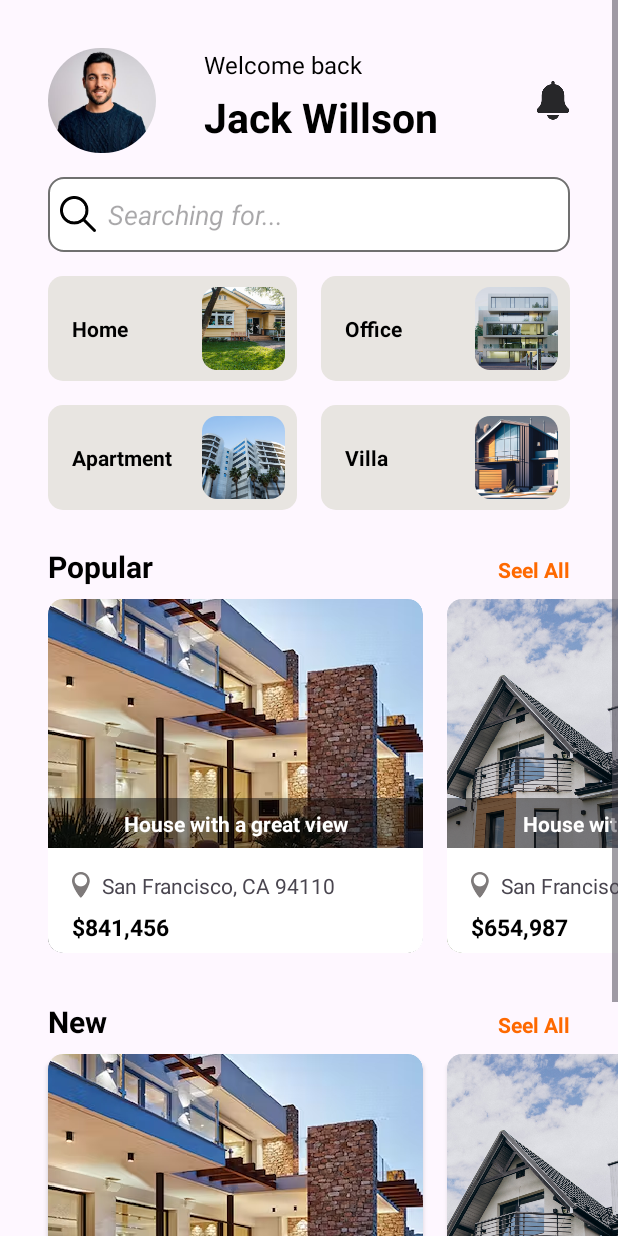
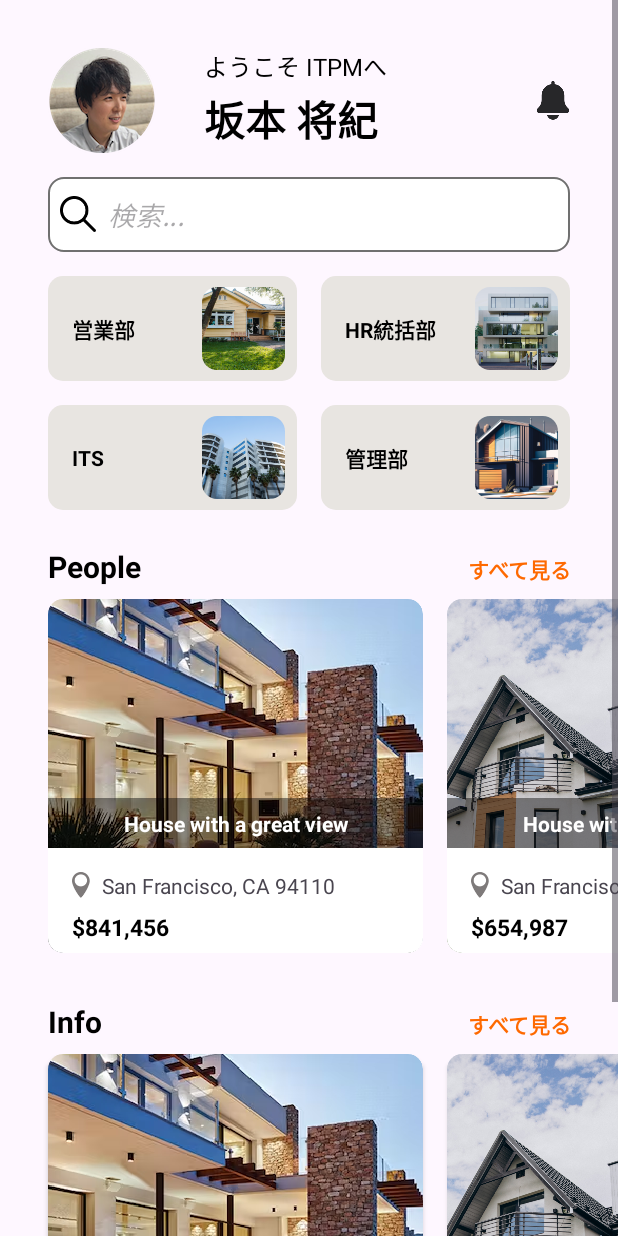
Before and after one commit to MasakiSakamotoNeo/ITPM-IntroductionApp, an Android app: the MainActivity screen opened directly, with no data from a screen before it, on a phone screen of 412 x 824 dp. Run offline under Robolectric (Android 15) with nearby library versions, the phone set to English and light mode, and no system bars.

Commit message:
テーマカラー、メイン画面のプロフィール画像の変更。

```diff
--- a/app/src/main/res/layout/activity_main.xml
+++ b/app/src/main/res/layout/activity_main.xml
@@ -35,7 +35,7 @@
                     android:id="@+id/textView3"
                     android:layout_width="wrap_content"
                     android:layout_height="wrap_content"
-                    android:text="Welcome back"
+                    android:text="@string/welcome"
                     android:textSize="16sp"
                     android:layout_marginStart="32sp"
                     android:textColor="#000000"
@@ -46,7 +46,7 @@
                     android:id="@+id/textView4"
                     android:layout_width="wrap_content"
                     android:layout_height="wrap_content"
-                    android:text="Jack Willson"
+                    android:text="@string/sakamoto_name"
                     android:textColor="#000000"
                     android:textSize="27sp"
                     android:textStyle="bold"
@@ -79,7 +79,7 @@
                 android:drawablePadding="8dp"
                 android:ems="10"
                 android:inputType="textPersonName"
-                android:hint="Searching for..."/>
+                android:hint="@string/searching_for"/>
 
             <LinearLayout
                 android:layout_width="match_parent"
@@ -115,7 +115,7 @@
                             android:layout_width="wrap_content"
                             android:layout_height="wrap_content"
                             android:layout_marginStart="16dp"
-                            android:text="Home"
+                            android:text="営業部"
                             android:textColor="#000000"
                             android:textStyle="bold"
                             app:layout_constraintBottom_toBottomOf="parent"
@@ -146,7 +146,7 @@
                             android:layout_width="wrap_content"
                             android:layout_height="wrap_content"
                             android:layout_marginStart="16dp"
-                            android:text="Office"
+                            android:text="HR統括部"
                             android:textColor="#000000"
                             android:textStyle="bold"
                             app:layout_constraintBottom_toBottomOf="parent"
@@ -184,7 +184,7 @@
                             android:layout_width="wrap_content"
                             android:layout_height="wrap_content"
                             android:layout_marginStart="16dp"
-                            android:text="Apartment"
+                            android:text="ITS"
                             android:textColor="#000000"
                             android:textStyle="bold"
                             app:layout_constraintBottom_toBottomOf="parent"
@@ -215,7 +215,7 @@
                             android:layout_width="wrap_content"
                             android:layout_height="wrap_content"
                             android:layout_marginStart="16dp"
-                            android:text="Villa"
+                            android:text="管理部"
                             android:textColor="#000000"
                             android:textStyle="bold"
                             app:layout_constraintBottom_toBottomOf="parent"
@@ -238,7 +238,7 @@
                     android:layout_width="wrap_content"
                     android:layout_height="wrap_content"
                     android:layout_weight="1"
-                    android:text="Popular"
+                    android:text="@string/people"
                     android:textStyle="bold"
                     android:textSize="20sp"
                     android:textColor="#000000"/>
@@ -251,7 +251,7 @@
                     android:textAlignment="viewEnd"
                     android:textColor="#fe6900"
                     android:textStyle="bold"
-                    android:text="Seel All" />
+                    android:text="@string/see_all" />
             </LinearLayout>
 
             <androidx.recyclerview.widget.RecyclerView
@@ -275,7 +275,7 @@
                     android:layout_width="wrap_content"
                     android:layout_height="wrap_content"
                     android:layout_weight="1"
-                    android:text="New"
+                    android:text="@string/info"
                     android:textStyle="bold"
                     android:textSize="20sp"
                     android:textColor="#000000"/>
@@ -288,7 +288,7 @@
                     android:textAlignment="viewEnd"
                     android:textColor="#fe6900"
                     android:textStyle="bold"
-                    android:text="Seel All" />
+                    android:text="@string/see_all" />
             </LinearLayout>
 
             <androidx.recyclerview.widget.RecyclerView
--- a/app/src/main/res/values/colors.xml
+++ b/app/src/main/res/values/colors.xml
@@ -1,8 +1,8 @@
 <?xml version="1.0" encoding="utf-8"?>
 <resources>
-    <color name="purple_200">#FFBB86FC</color>
-    <color name="purple_500">#FF6200EE</color>
-    <color name="purple_700">#FF3700B3</color>
+    <color name="purple_200">#153699</color>
+    <color name="purple_500">#091842</color>
+    <color name="purple_700">#0B1B4D</color>
     <color name="teal_200">#FF03DAC5</color>
     <color name="teal_700">#FF018786</color>
     <color name="black">#FF000000</color>
--- a/app/src/main/res/values/strings.xml
+++ b/app/src/main/res/values/strings.xml
@@ -3,4 +3,10 @@
     <string name="intro_title">未来のITエンジニア</string>
     <string name="intro_sub_title">理想の働き方を手に入れよう！</string>
     <string name="msg_intro_btn">覗いてみる</string>
+    <string name="welcome">ようこそ ITPMへ</string>
+    <string name="sakamoto_name">坂本 将紀</string>
+    <string name="searching_for">検索...</string>
+    <string name="see_all">すべて見る</string>
+    <string name="info">Info</string>
+    <string name="people">People</string>
 </resources>
--- a/app/src/main/res/values/themes.xml
+++ b/app/src/main/res/values/themes.xml
@@ -1,8 +1,8 @@
 <resources xmlns:tools="http://schemas.android.com/tools">
     <!-- Base application theme. -->
     <style name="Base.Theme.ITPMIntroductionApp" parent="Theme.Material3.DayNight.NoActionBar">
-        <!-- Customize your light theme here. -->
-        <!-- <item name="colorPrimary">@color/my_light_primary</item> -->
+        <item name="colorPrimary">@color/purple_200</item>
+        <item name="colorPrimaryDark">@color/purple_500</item>
     </style>
 
     <style name="Theme.ITPMIntroductionApp" parent="Base.Theme.ITPMIntroductionApp" />
```
Also changed, not shown: app/src/main/res/drawable-hdpi/profile.png, app/src/main/res/drawable-ldpi/profile.png, app/src/main/res/drawable-mdpi/profile.png, app/src/main/res/drawable-xhdpi/profile.png, app/src/main/res/drawable-xxhdpi/profile.png, app/src/main/res/drawable-xxxhdpi/profile.png.
